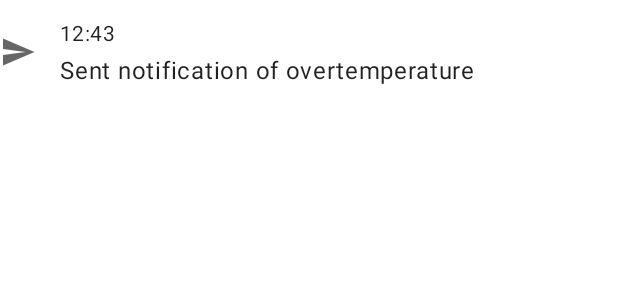
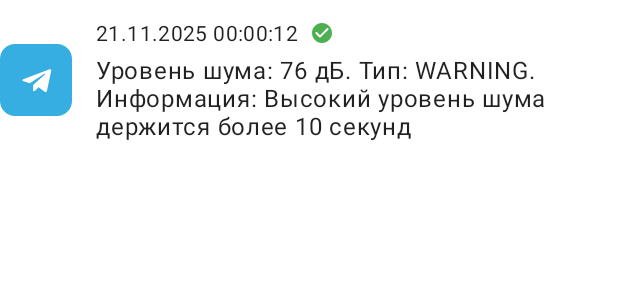
Before and after one commit to andychinaski/RaspberryNoiseMonitoring, an Android app: the layout item_alert_event.xml on its own in the app's theme, with its tools: preview values and no code run, on a phone screen of 412 x 824 dp. Shown: the top 300 px of the screen. Run offline under Robolectric (Android 15) with nearby library versions, the phone set to English and light mode, and no system bars.

Commit message:
Добавление логики к вкладке alerts

```diff
--- /dev/null
+++ b/mobile/NoiseMonitor/app/src/main/res/drawable/ic_status_sent.xml
@@ -0,0 +1,10 @@
+<vector xmlns:android="http://schemas.android.com/apk/res/android"
+    android:width="24dp"
+    android:height="24dp"
+    android:viewportWidth="24"
+    android:viewportHeight="24"
+    android:tint="@color/success">
+  <path
+      android:fillColor="@android:color/white"
+      android:pathData="M12,2C6.48,2 2,6.48 2,12s4.48,10 10,10 10,-4.48 10,-10S17.52,2 12,2zM9.29,16.29L5.7,12.7c-0.39,-0.39 -0.39,-1.02 0,-1.41s1.02,-0.39 1.41,0L10,14.17l6.88,-6.88c0.39,-0.39 1.02,-0.39 1.41,0s0.39,1.02 0,1.41l-7.59,7.59c-0.38,0.39 -1.02,0.39 -1.41,0z"/>
+</vector>
--- /dev/null
+++ b/mobile/NoiseMonitor/app/src/main/res/drawable/ic_telegram.xml
@@ -0,0 +1,18 @@
+<?xml version="1.0" encoding="utf-8"?>
+<vector xmlns:android="http://schemas.android.com/apk/res/android"
+    android:width="48dp"
+    android:height="48dp"
+    android:viewportWidth="48"
+    android:viewportHeight="48">
+
+    <!-- Blue background with rounded corners -->
+    <path
+        android:fillColor="@color/telegram_blue"
+        android:pathData="M10,0C4.477,0 0,4.477 0,10v28c0,5.523 4.477,10 10,10h28c5.523,0 10,-4.477 10,-10V10c0,-5.523 -4.477,-10 -10,-10H10z" />
+
+    <!-- Canonical white paper plane, scaled and centered -->
+    <path
+        android:fillColor="@android:color/white"
+        android:pathData="M34.4,16.4l-18.5,7c-1.2,0.5 -1.2,1.1 -0.2,1.4l4.1,1.3l9.8,-6.2c0.4,-0.3 0.8,-0.1 0.5,0.2l-8,7.2l0,4.2c0.8,0 1.2,-0.2 1.6,-0.6l2,-2l4.1,3c0.8,0.4 1.3,0.2 1.5,-0.7l2.8,-13.1c0.3,-1.1 -0.4,-1.6 -1.1,-1.2z" />
+
+</vector>
--- a/mobile/NoiseMonitor/app/src/main/res/layout/item_alert_event.xml
+++ b/mobile/NoiseMonitor/app/src/main/res/layout/item_alert_event.xml
@@ -10,7 +10,7 @@
         android:id="@+id/icon_telegram"
         android:layout_width="wrap_content"
         android:layout_height="wrap_content"
-        android:src="@drawable/ic_telegram_sent"
+        android:src="@drawable/ic_telegram"
         app:layout_constraintStart_toStartOf="parent"
         app:layout_constraintTop_toTopOf="parent"
         app:layout_constraintBottom_toBottomOf="parent" />
@@ -23,7 +23,17 @@
         android:textAppearance="?attr/textAppearanceBody2"
         app:layout_constraintStart_toEndOf="@+id/icon_telegram"
         app:layout_constraintTop_toTopOf="parent"
-        tools:text="12:43" />
+        tools:text="21.11.2025 00:00:12" />
+
+    <ImageView
+        android:id="@+id/icon_delivery_status"
+        android:layout_width="16dp"
+        android:layout_height="16dp"
+        android:layout_marginStart="8dp"
+        app:layout_constraintStart_toEndOf="@+id/text_view_alert_time"
+        app:layout_constraintTop_toTopOf="@+id/text_view_alert_time"
+        app:layout_constraintBottom_toBottomOf="@+id/text_view_alert_time"
+        tools:src="@drawable/ic_status_sent" />
 
     <TextView
         android:id="@+id/text_view_alert_message"
@@ -34,6 +44,6 @@
         app:layout_constraintStart_toStartOf="@+id/text_view_alert_time"
         app:layout_constraintEnd_toEndOf="parent"
         app:layout_constraintTop_toBottomOf="@+id/text_view_alert_time"
-        tools:text="Sent notification of overtemperature" />
+        tools:text="Уровень шума: 76 дБ. Тип: WARNING. Информация: Высокий уровень шума держится более 10 секунд" />
 
 </androidx.constraintlayout.widget.ConstraintLayout>
--- a/mobile/NoiseMonitor/app/src/main/res/values/colors.xml
+++ b/mobile/NoiseMonitor/app/src/main/res/values/colors.xml
@@ -21,4 +21,5 @@
     <color name="warning">#FFC107</color>
     <color name="error">#F44336</color>
     <color name="divider_color">#1F000000</color> <!-- 12% black -->
+    <color name="telegram_blue">#37AEE2</color>
 </resources>
```
Also changed, not shown: mobile/NoiseMonitor/app/src/main/java/com/example/noisemonitor/api/AlertEvent.java (+37 -6 lines), mobile/NoiseMonitor/app/src/main/java/com/example/noisemonitor/api/ApiService.java (+13 -23 lines), mobile/NoiseMonitor/app/src/main/java/com/example/noisemonitor/ui/AlertsAdapter.java (+10 -1 lines), mobile/NoiseMonitor/app/src/main/java/com/example/noisemonitor/ui/AlertsFragment.java (+17 -8 lines), mobile/NoiseMonitor/app/src/main/res/drawable/ic_status_failed.xml (added, +10 -0 lines).
